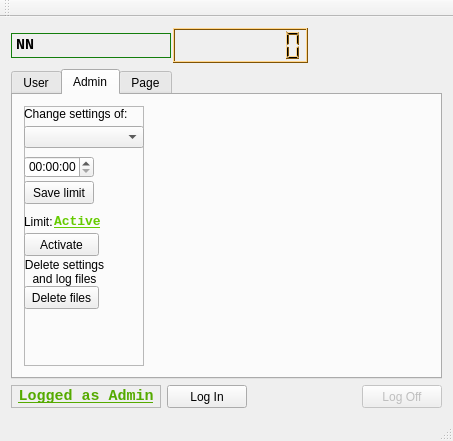
Old version of the form timeguardgui/timeguard.ui in the repository byebye/TimeGuard.
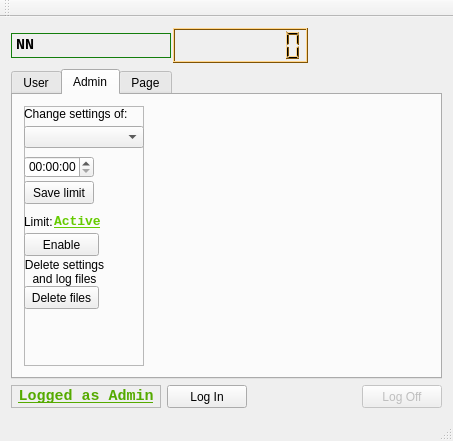
New version of the form. Icons and pictures are not drawn. Custom widgets are drawn as their Qt base class.

Commit message: Refactoring. Don't show password-correct window when logging in as Admin

Patch:
```diff
--- a/timeguardgui/timeguard.ui
+++ b/timeguardgui/timeguard.ui
@@ -1122,7 +1122,7 @@
             </rect>
            </property>
            <property name="text">
-            <string>Activate</string>
+            <string>Enable</string>
            </property>
           </widget>
           <widget class="QComboBox" name="chooseUserBox">
```
Left out of the diff: 2 changed lines with no effect on the pictures. The commit also changes 4 other files.
